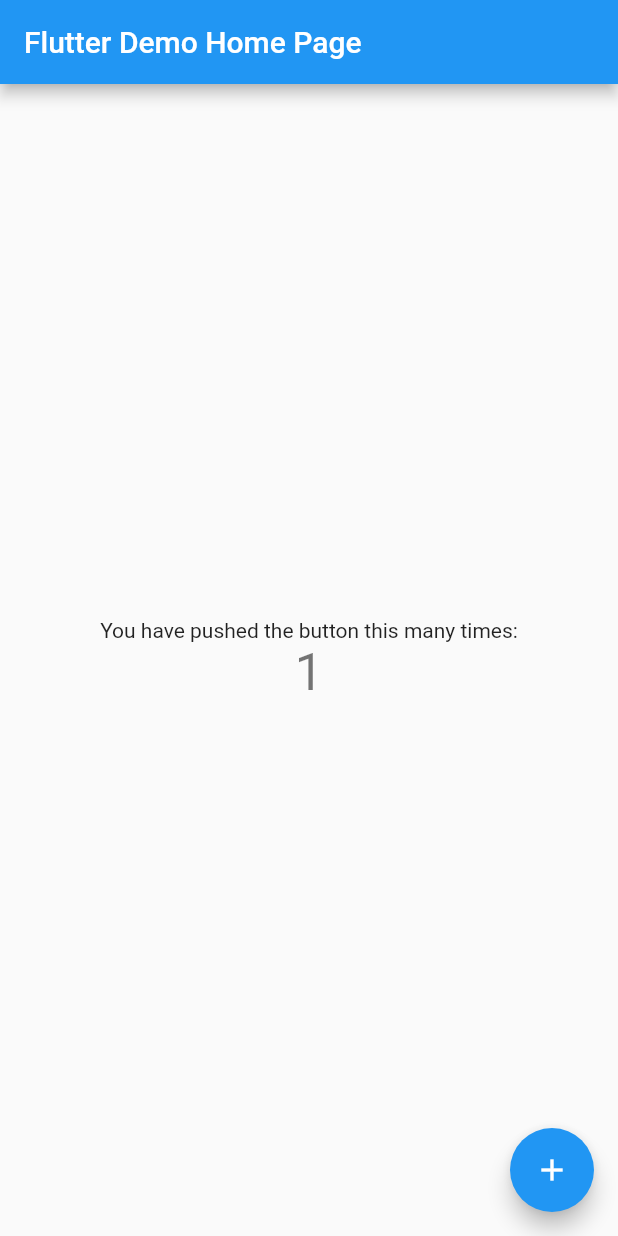
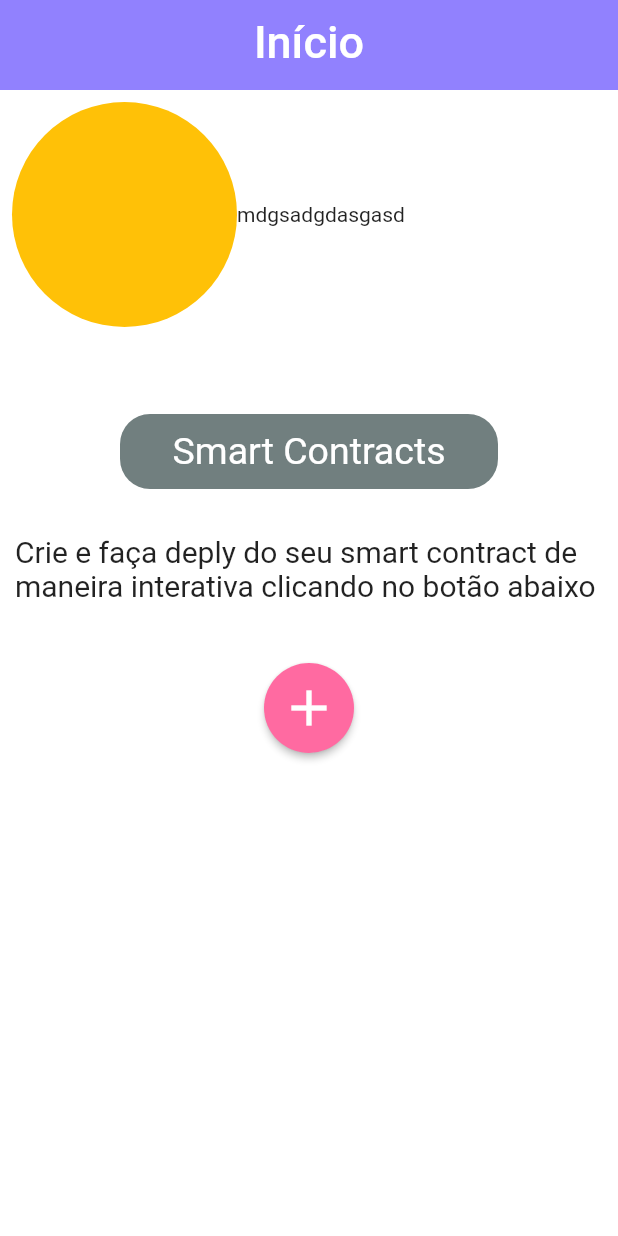
Before and after one commit to alex-custodio/Solidifly, a Flutter app: the screen it shows after launch, after a tap on the "add" icon, on a phone screen of 412 x 824 dp. Run offline on Flutter 3.47's test engine with Material 2 defaults, Android fonts, the phone set to English and light mode, and no system bars; our stand-ins replace firebase_core; accounts and stored records are empty.

Commit message:
Esqueleto das primeiras telas do aplicativo

```diff
--- a/lib/main.dart
+++ b/lib/main.dart
@@ -1,115 +1,27 @@
 import 'package:flutter/material.dart';
+import 'package:firebase_core/firebase_core.dart';
+import 'package:solidifly/screens/home_screen.dart';
+import 'package:solidifly/screens/login_screen.dart';
 
-void main() {
+
+Future main () async {
+  WidgetsFlutterBinding.ensureInitialized();
+  await Firebase.initializeApp();
+
   runApp(const MyApp());
 }
 
 class MyApp extends StatelessWidget {
   const MyApp({Key? key}) : super(key: key);
 
-  // This widget is the root of your application.
   @override
   Widget build(BuildContext context) {
     return MaterialApp(
-      title: 'Flutter Demo',
+      title: 'Solidifly',
       theme: ThemeData(
-        // This is the theme of your application.
-        //
-        // Try running your application with "flutter run". You'll see the
-        // application has a blue toolbar. Then, without quitting the app, try
-        // changing the primarySwatch below to Colors.green and then invoke
-        // "hot reload" (press "r" in the console where you ran "flutter run",
-        // or simply save your changes to "hot reload" in a Flutter IDE).
-        // Notice that the counter didn't reset back to zero; the application
-        // is not restarted.
-        primarySwatch: Colors.blue,
+        scaffoldBackgroundColor: const Color(0xffffffff)
       ),
-      home: const MyHomePage(title: 'Flutter Demo Home Page'),
+      home: const HomeScreen(),
     );
   }
 }
-
-class MyHomePage extends StatefulWidget {
-  const MyHomePage({Key? key, required this.title}) : super(key: key);
-
-  // This widget is the home page of your application. It is stateful, meaning
-  // that it has a State object (defined below) that contains fields that affect
-  // how it looks.
-
-  // This class is the configuration for the state. It holds the values (in this
-  // case the title) provided by the parent (in this case the App widget) and
-  // used by the build method of the State. Fields in a Widget subclass are
-  // always marked "final".
-
-  final String title;
-
-  @override
-  State<MyHomePage> createState() => _MyHomePageState();
-}
-
-class _MyHomePageState extends State<MyHomePage> {
-  int _counter = 0;
-
-  void _incrementCounter() {
-    setState(() {
-      // This call to setState tells the Flutter framework that something has
-      // changed in this State, which causes it to rerun the build method below
-      // so that the display can reflect the updated values. If we changed
-      // _counter without calling setState(), then the build method would not be
-      // called again, and so nothing would appear to happen.
-      _counter++;
-    });
-  }
-
-  @override
-  Widget build(BuildContext context) {
-    // This method is rerun every time setState is called, for instance as done
-    // by the _incrementCounter method above.
-    //
-    // The Flutter framework has been optimized to make rerunning build methods
-    // fast, so that you can just rebuild anything that needs updating rather
-    // than having to individually change instances of widgets.
-    return Scaffold(
-      appBar: AppBar(
-        // Here we take the value from the MyHomePage object that was created by
-        // the App.build method, and use it to set our appbar title.
-        title: Text(widget.title),
-      ),
-      body: Center(
-        // Center is a layout widget. It takes a single child and positions it
-        // in the middle of the parent.
-        child: Column(
-          // Column is also a layout widget. It takes a list of children and
-          // arranges them vertically. By default, it sizes itself to fit its
-          // children horizontally, and tries to be as tall as its parent.
-          //
-          // Invoke "debug painting" (press "p" in the console, choose the
-          // "Toggle Debug Paint" action from the Flutter Inspector in Android
-          // Studio, or the "Toggle Debug Paint" command in Visual Studio Code)
-          // to see the wireframe for each widget.
-          //
-          // Column has various properties to control how it sizes itself and
-          // how it positions its children. Here we use mainAxisAlignment to
-          // center the children vertically; the main axis here is the vertical
-          // axis because Columns are vertical (the cross axis would be
-          // horizontal).
-          mainAxisAlignment: MainAxisAlignment.center,
-          children: <Widget>[
-            const Text(
-              'You have pushed the button this many times:',
-            ),
-            Text(
-              '$_counter',
-              style: Theme.of(context).textTheme.headline4,
-            ),
-          ],
-        ),
-      ),
-      floatingActionButton: FloatingActionButton(
-        onPressed: _incrementCounter,
-        tooltip: 'Increment',
-        child: const Icon(Icons.add),
-      ), // This trailing comma makes auto-formatting nicer for build methods.
-    );
-  }
-}
--- /dev/null
+++ b/lib/screens/constantes.dart
@@ -0,0 +1,13 @@
+import 'package:flutter/material.dart';
+
+// Constantes de cores
+
+const addButtonColor = Color(0xffff6aa1);
+const backgroudColor = Color(0xff717f7f);
+const mainColor = Color(0xff9181fe);
+const textColor = Colors.white;
+
+// Constantes de tamanho
+
+const double appBarSize = 60;
+const double appBarFont = 30;
--- /dev/null
+++ b/lib/screens/home_screen.dart
@@ -0,0 +1,74 @@
+import 'package:flutter/material.dart';
+import 'package:solidifly/screens/constantes.dart';
+
+class HomeScreen extends StatelessWidget {
+  const HomeScreen({Key? key}) : super(key: key);
+
+  @override
+  Widget build(BuildContext context) {
+    return Scaffold(
+      appBar: PreferredSize(
+        preferredSize: const Size.fromHeight(appBarSize),
+        child: AppBar(
+          title: const Center(child: Text("Início", style: TextStyle(fontSize: appBarFont),)),
+          backgroundColor: mainColor,
+          elevation: 0,
+        ),
+      ),
+      body: ListView(
+        children: [
+          Padding(
+            padding: const EdgeInsets.all(8.0),
+            child: Row(
+              children: [
+                Container(
+                  height: 150,
+                  width: 150,
+                  decoration: BoxDecoration(
+                      shape: BoxShape.circle, color: Colors.amber),
+                ),
+                Text("mdgsadgdasgasd"),
+              ],
+            ),
+          ),
+          Padding(
+            padding:
+                const EdgeInsets.only(top: 50, bottom: 30, left: 80, right: 80),
+            child: Container(
+              height: 50,
+              width: 70,
+              child: const Center(
+                child: Text(
+                  "Smart Contracts",
+                  style: TextStyle(fontSize: 25, color: textColor),
+                ),
+              ),
+              decoration: const BoxDecoration(
+                  borderRadius: BorderRadius.all(Radius.circular(20)),
+                  color: backgroudColor),
+            ),
+          ),
+          const Padding(
+            padding: EdgeInsets.only(left: 10.0, right: 10.0, bottom: 40.0),
+            child: Text(
+              "Crie e faça deply do seu smart contract de maneira interativa clicando no botão abaixo",
+              style: TextStyle(fontSize: 20),
+            ),
+          ),
+          ElevatedButton(
+            child: const Icon(
+              Icons.add,
+              size: 40,
+            ),
+            onPressed: () {},
+            style: ElevatedButton.styleFrom(
+              fixedSize: const Size(60, 60),
+              shape: const CircleBorder(),
+              primary: addButtonColor,
+            ),
+          )
+        ],
+      ),
+    );
+  }
+}
--- /dev/null
+++ b/lib/screens/login_screen.dart
@@ -0,0 +1,25 @@
+import 'package:flutter/material.dart';
+import 'package:solidifly/screens/constantes.dart';
+
+class LoginScreen extends StatefulWidget {
+  const LoginScreen({Key? key}) : super(key: key);
+
+  @override
+  State<LoginScreen> createState() => _LoginScreenState();
+}
+
+class _LoginScreenState extends State<LoginScreen> {
+  @override
+  Widget build(BuildContext context) {
+    return Scaffold(
+      body: Container(
+        width: double.infinity,
+        decoration: const BoxDecoration(
+            color: mainColor,
+            image: DecorationImage(
+              image: AssetImage("assets/images/image 1.png"),
+            )),
+      ),
+    );
+  }
+}
```
Also changed, not shown: pubspec.yaml (+15 -2 lines), assets/images/image 1.png (added), pubspec.lock, 3 other files.
